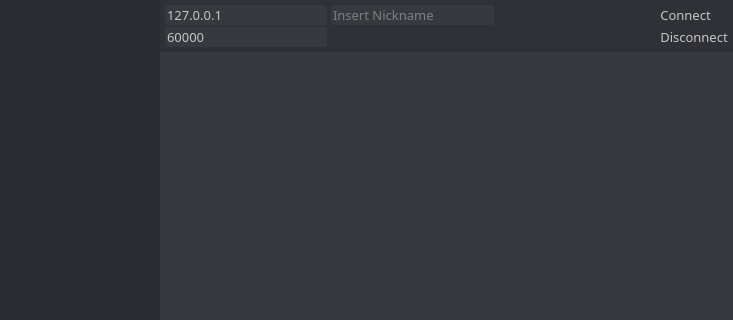
Qt form ChatClient/chatclient.ui (alexemanuelol/QT_Client_Python_Server_Chat) before a commit; both pictures show x 107 to 840 and y 0 to 320 of the 840 by 624 pixel window.
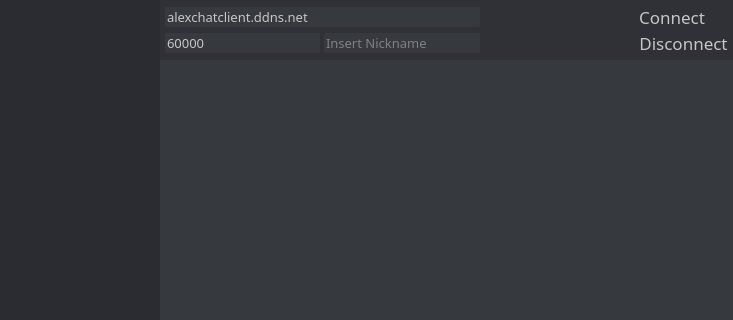
The same form after that commit.

What changed in the file:
```diff
--- a/ChatClient/chatclient.ui
+++ b/ChatClient/chatclient.ui
@@ -163,57 +163,6 @@
           <property name="verticalSpacing">
            <number>2</number>
           </property>
-          <item row="0" column="1">
-           <widget class="QLineEdit" name="nickname">
-            <property name="styleSheet">
-             <string notr="true">QLineEdit
-{
-	border: 0px;
-	border-radius: 2;
-	background: rgb(54, 57, 62);
-	font-family: Whitney; 
-	font-style: normal; 
-	font-size: 10pt; 
-	color: rgb(197, 198, 200);
-}
-
-QLineEdit:disabled
-{
-	background: rgb(33, 34, 38);;
-}</string>
-            </property>
-            <property name="placeholderText">
-             <string>Insert Nickname</string>
-            </property>
-           </widget>
-          </item>
-          <item row="0" column="0">
-           <widget class="QLineEdit" name="IP_line">
-            <property name="styleSheet">
-             <string notr="true">QLineEdit
-{
-	border: 0px;
-	border-radius: 2;
-	background: rgb(54, 57, 62);
-	font-family: Whitney; 
-	font-style: normal; 
-	font-size: 10pt; 
-	color: rgb(197, 198, 200);
-}
-
-QLineEdit:disabled
-{
-	background: rgb(33, 34, 38);;
-}</string>
-            </property>
-            <property name="text">
-             <string>127.0.0.1</string>
-            </property>
-            <property name="placeholderText">
-             <string>Insert Server IP</string>
-            </property>
-           </widget>
-          </item>
           <item row="1" column="3">
            <widget class="QPushButton" name="disconnect_button">
             <property name="sizePolicy">
@@ -229,7 +178,7 @@
 	Background: rgb(48, 49, 54);
 	font-family: Whitney; 
 	font-style: normal; 
-	font-size: 10pt; 
+	font-size: 13pt; 
 	color: rgb(197, 198, 200);
 }
 
@@ -244,36 +193,6 @@
             </property>
            </widget>
           </item>
-          <item row="0" column="3">
-           <widget class="QPushButton" name="connect_button">
-            <property name="sizePolicy">
-             <sizepolicy hsizetype="Fixed" vsizetype="Fixed">
-              <horstretch>0</horstretch>
-              <verstretch>0</verstretch>
-             </sizepolicy>
-            </property>
-            <property name="styleSheet">
-             <string notr="true">QPushButton
-{
-	border: none;
-	Background: rgb(48, 49, 54);
-	font-family: Whitney; 
-	font-style: normal; 
-	font-size: 10pt; 
-	color: rgb(197, 198, 200);
-}
-
-QPushButton:hover
-{
-	font-size: 14pt; 
-	color: rgb(197, 198, 200);
-}</string>
-            </property>
-            <property name="text">
-             <string>Connect</string>
-            </property>
-           </widget>
-          </item>
           <item row="1" column="0">
            <widget class="QLineEdit" name="PORT_line">
             <property name="styleSheet">
@@ -314,6 +233,36 @@
             </property>
            </spacer>
           </item>
+          <item row="0" column="3">
+           <widget class="QPushButton" name="connect_button">
+            <property name="sizePolicy">
+             <sizepolicy hsizetype="Fixed" vsizetype="Fixed">
+              <horstretch>0</horstretch>
+              <verstretch>0</verstretch>
+             </sizepolicy>
+            </property>
+            <property name="styleSheet">
+             <string notr="true">QPushButton
+{
+	border: none;
+	Background: rgb(48, 49, 54);
+	font-family: Whitney; 
+	font-style: normal; 
+	font-size: 13pt; 
+	color: rgb(197, 198, 200);
+}
+
+QPushButton:hover
+{
+	font-size: 14pt; 
+	color: rgb(197, 198, 200);
+}</string>
+            </property>
+            <property name="text">
+             <string>Connect</string>
+            </property>
+           </widget>
+          </item>
           <item row="1" column="2">
            <spacer name="horizontalSpacer_2">
             <property name="orientation">
@@ -327,18 +276,56 @@
             </property>
            </spacer>
           </item>
+          <item row="0" column="0" colspan="2">
+           <widget class="QLineEdit" name="IP_line">
+            <property name="styleSheet">
+             <string notr="true">QLineEdit
+{
+	border: 0px;
+	border-radius: 2;
+	background: rgb(54, 57, 62);
+	font-family: Whitney; 
+	font-style: normal; 
+	font-size: 10pt; 
+	color: rgb(197, 198, 200);
+}
+
+QLineEdit:disabled
+{
+	background: rgb(33, 34, 38);;
+}</string>
+            </property>
+            <property name="text">
+             <string>alexchatclient.ddns.net</string>
+            </property>
+            <property name="placeholderText">
+             <string>Insert Server IP</string>
+            </property>
+           </widget>
+          </item>
           <item row="1" column="1">
-           <spacer name="horizontalSpacer_3">
-            <property name="orientation">
-             <enum>Qt::Horizontal</enum>
+           <widget class="QLineEdit" name="nickname">
+            <property name="styleSheet">
+             <string notr="true">QLineEdit
+{
+	border: 0px;
+	border-radius: 2;
+	background: rgb(54, 57, 62);
+	font-family: Whitney; 
+	font-style: normal; 
+	font-size: 10pt; 
+	color: rgb(197, 198, 200);
+}
+
+QLineEdit:disabled
+{
+	background: rgb(33, 34, 38);;
+}</string>
             </property>
-            <property name="sizeHint" stdset="0">
-             <size>
-              <width>40</width>
-              <height>20</height>
-             </size>
+            <property name="placeholderText">
+             <string>Insert Nickname</string>
             </property>
-           </spacer>
+           </widget>
           </item>
          </layout>
         </widget>
```
